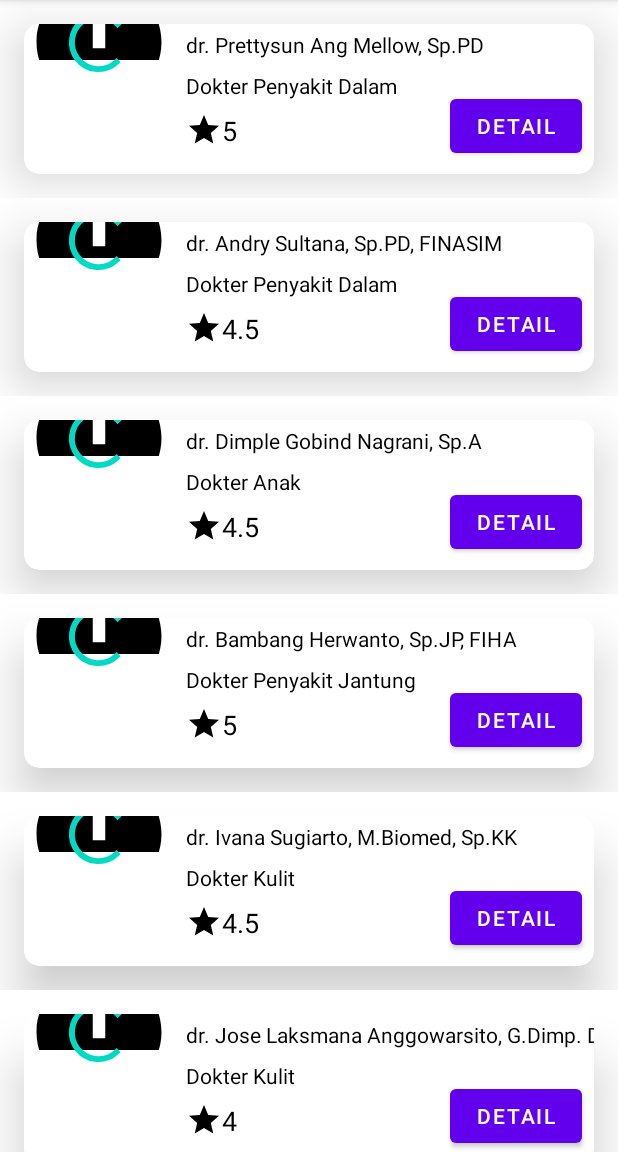
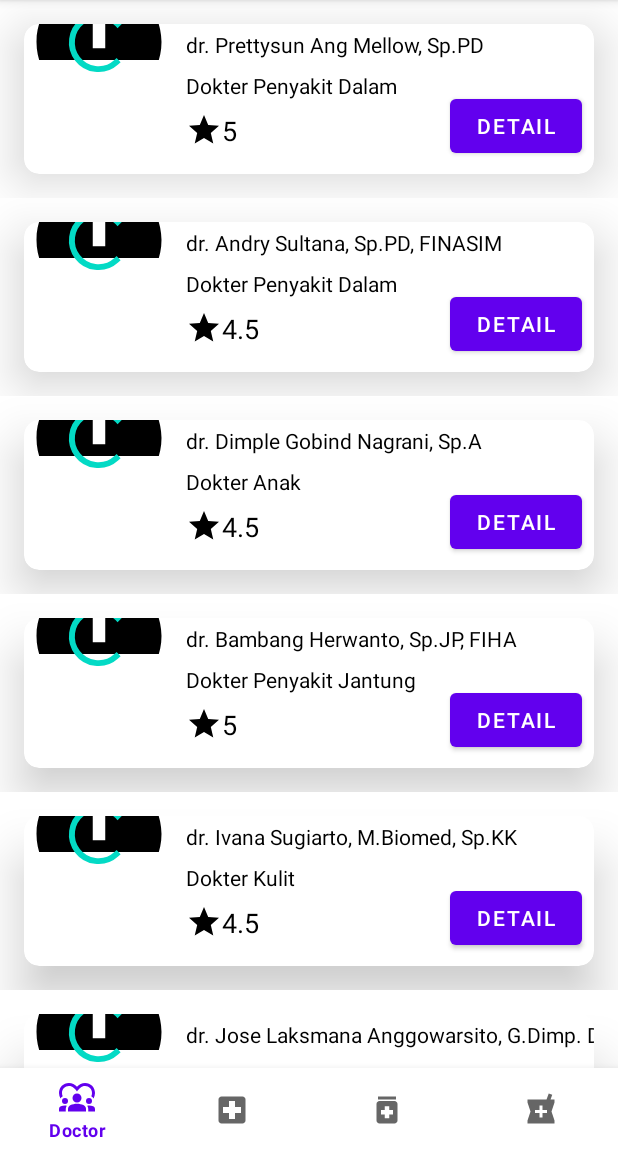
Before and after one commit to RealKevinPlayz/UAS_ANMP_160420078_160420053_160420062, an Android app: the screen it shows after launch (MainActivity), on a phone screen of 412 x 824 dp, the part 84-1236 px from its top. Run offline under Robolectric (Android 15) with nearby library versions, the phone set to English and light mode, and no system bars; our stand-ins replace Picasso, navigation-ui; pictures from the network do not load.

Commit message:
UTS ANMP Theme / Topics : Healthcare UMC Commits : 11 Changes Desc : 1. Bottom Navigation View Added 2. NavigationView Added

```diff
--- a/app/src/main/java/id/ac/ubaya/informatika/anmp_uts_mobilehealthcare_160420078/view/MainActivity.kt
+++ b/app/src/main/java/id/ac/ubaya/informatika/anmp_uts_mobilehealthcare_160420078/view/MainActivity.kt
@@ -2,11 +2,30 @@ package id.ac.ubaya.informatika.anmp_uts_mobilehealthcare_160420078.view
 
 import android.os.Bundle
 import androidx.appcompat.app.AppCompatActivity
+import androidx.drawerlayout.widget.DrawerLayout
+import androidx.navigation.NavController
+import androidx.navigation.fragment.NavHostFragment
+import androidx.navigation.ui.NavigationUI
+import androidx.navigation.ui.setupWithNavController
+import com.google.android.material.bottomnavigation.BottomNavigationView
 import id.ac.ubaya.informatika.anmp_uts_mobilehealthcare_160420078.R
 
 class MainActivity : AppCompatActivity() {
+    private lateinit var navController: NavController
+    private lateinit var drawerLayout: DrawerLayout
     override fun onCreate(savedInstanceState: Bundle?) {
         super.onCreate(savedInstanceState)
         setContentView(R.layout.activity_main)
+
+        navController = (supportFragmentManager.findFragmentById(R.id.fragmentHost)
+                as NavHostFragment).navController
+
+        var bottomNav = findViewById<BottomNavigationView>(R.id.bottomNav)
+
+        bottomNav.setupWithNavController(navController)
+    }
+    override fun onSupportNavigateUp(): Boolean {
+        return NavigationUI.navigateUp(navController, drawerLayout)
+                || super.onSupportNavigateUp()
     }
 }
--- /dev/null
+++ b/app/src/main/res/drawable/ic_baseline_local_pharmacy_24.xml
@@ -0,0 +1,5 @@
+<vector android:height="24dp" android:tint="#000000"
+    android:viewportHeight="24" android:viewportWidth="24"
+    android:width="24dp" xmlns:android="http://schemas.android.com/apk/res/android">
+    <path android:fillColor="@android:color/white" android:pathData="M21,5h-2.64l1.14,-3.14L17.15,1l-1.46,4L3,5v2l2,6 -2,6v2h18v-2l-2,-6 2,-6L21,5zM16,14h-3v3h-2v-3L8,14v-2h3L11,9h2v3h3v2z"/>
+</vector>
--- a/app/src/main/res/layout/activity_main.xml
+++ b/app/src/main/res/layout/activity_main.xml
@@ -1,7 +1,13 @@
 <?xml version="1.0" encoding="utf-8"?>
-<androidx.constraintlayout.widget.ConstraintLayout xmlns:android="http://schemas.android.com/apk/res/android"
+<androidx.drawerlayout.widget.DrawerLayout
+    xmlns:android="http://schemas.android.com/apk/res/android"
     xmlns:app="http://schemas.android.com/apk/res-auto"
     xmlns:tools="http://schemas.android.com/tools"
+    android:id="@+id/drawerLayout"
+    android:layout_width="match_parent"
+    android:layout_height="match_parent"
+    android:fitsSystemWindows="true">
+<androidx.constraintlayout.widget.ConstraintLayout
     android:layout_width="match_parent"
     android:layout_height="match_parent"
     tools:context=".view.MainActivity">
@@ -12,9 +18,27 @@
         android:layout_width="match_parent"
         android:layout_height="match_parent"
         app:defaultNavHost="true"
+        app:layout_constraintBottom_toBottomOf="@+id/bottomNav"
+        app:layout_constraintEnd_toEndOf="parent"
+        app:layout_constraintStart_toStartOf="parent"
+        app:layout_constraintTop_toTopOf="parent"
+        app:navGraph="@navigation/healthcare_navigation"
+        tools:layout="@layout/doctors_list_item" />
+
+    <com.google.android.material.bottomnavigation.BottomNavigationView
+        android:id="@+id/bottomNav"
+        android:layout_width="0dp"
+        android:layout_height="wrap_content"
         app:layout_constraintBottom_toBottomOf="parent"
         app:layout_constraintEnd_toEndOf="parent"
         app:layout_constraintStart_toStartOf="parent"
-        app:layout_constraintTop_toTopOf="parent"
-        app:navGraph="@navigation/healthcare_navigation" />
+        app:menu="@menu/bottom_menu" />
 </androidx.constraintlayout.widget.ConstraintLayout>
+
+    <com.google.android.material.navigation.NavigationView
+        android:id="@+id/navView"
+        android:layout_width="wrap_content"
+        android:layout_height="match_parent"
+        android:layout_gravity="start"
+        app:menu="@menu/bottom_menu" />
+</androidx.drawerlayout.widget.DrawerLayout>
--- /dev/null
+++ b/app/src/main/res/menu/bottom_menu.xml
@@ -0,0 +1,25 @@
+<?xml version="1.0" encoding="utf-8"?>
+<menu xmlns:app="http://schemas.android.com/apk/res-auto"
+    xmlns:android="http://schemas.android.com/apk/res/android">
+
+    <item
+        android:id="@+id/itemDoctor"
+        android:icon="@drawable/ic_baseline_doctor"
+        android:title="Doctor"
+        app:showAsAction="always" />
+    <item
+        android:id="@+id/itemHospital"
+        android:icon="@drawable/ic_baseline_local_hospital_24"
+        android:title="Hospital"
+        app:showAsAction="always" />
+    <item
+        android:id="@+id/itemMedicine"
+        android:icon="@drawable/ic_baseline_medication_24"
+        android:title="Medicine"
+        app:showAsAction="always" />
+    <item
+        android:id="@+id/itemPharmacy"
+        android:icon="@drawable/ic_baseline_local_pharmacy_24"
+        android:title="Pharmacy"
+        app:showAsAction="always" />
+</menu>
--- a/app/src/main/res/navigation/healthcare_navigation.xml
+++ b/app/src/main/res/navigation/healthcare_navigation.xml
@@ -2,10 +2,10 @@
 <navigation xmlns:android="http://schemas.android.com/apk/res/android"
     xmlns:app="http://schemas.android.com/apk/res-auto"
     android:id="@+id/healthcare_navigation"
-    app:startDestination="@id/doctorsListFragment">
+    app:startDestination="@id/itemDoctor">
 
     <fragment
-        android:id="@+id/doctorsListFragment"
+        android:id="@+id/itemDoctor"
         android:name="id.ac.ubaya.informatika.anmp_uts_mobilehealthcare_160420078.view.DoctorsListFragment"
         android:label="DoctorsListFragment" >
         <action
@@ -38,4 +38,16 @@
             android:name="doctorRating"
             app:argType="string" />
     </fragment>
+    <fragment
+        android:id="@+id/itemHospital"
+        android:name="id.ac.ubaya.informatika.anmp_uts_mobilehealthcare_160420078.view.HospitalListFragment"
+        android:label="HospitalListFragment" >
+        <action
+            android:id="@+id/action_itemHospital_to_hospitalDetailFragment"
+            app:destination="@id/hospitalDetailFragment" />
+    </fragment>
+    <fragment
+        android:id="@+id/hospitalDetailFragment"
+        android:name="id.ac.ubaya.informatika.anmp_uts_mobilehealthcare_160420078.view.HospitalDetailFragment"
+        android:label="HospitalDetailFragment" />
 </navigation>
```
